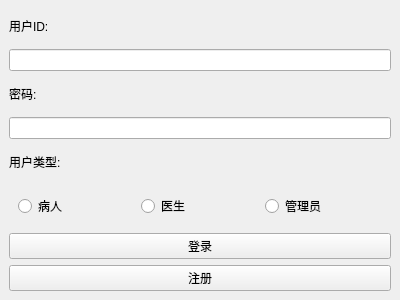
Before: the Qt Designer form system/ui/login_window.ui in MarkXuJQ/Pelvis-Fracture-Image-Segmentation, drawn with Qt 5.
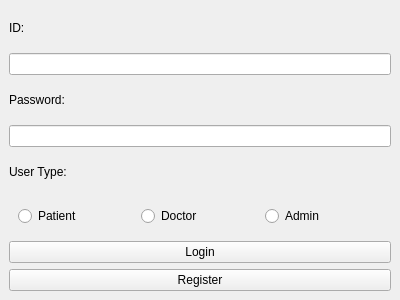
After: the same form once the commit is applied.

```diff
--- a/system/ui/login_window.ui
+++ b/system/ui/login_window.ui
@@ -18,7 +18,7 @@
     <item>
      <widget class="QLabel" name="user_id_label">
       <property name="text">
-       <string>用户ID:</string>
+       <string>ID:</string>
       </property>
      </widget>
     </item>
@@ -28,7 +28,7 @@
     <item>
      <widget class="QLabel" name="password_label">
       <property name="text">
-       <string>密码:</string>
+       <string>Password:</string>
       </property>
      </widget>
     </item>
@@ -42,7 +42,7 @@
     <item>
      <widget class="QLabel" name="user_type_label">
       <property name="text">
-       <string>用户类型:</string>
+       <string>User Type:</string>
       </property>
      </widget>
     </item>
@@ -53,21 +53,21 @@
        <item>
         <widget class="QRadioButton" name="patient_radio">
          <property name="text">
-          <string>病人</string>
+          <string>Patient</string>
          </property>
         </widget>
        </item>
        <item>
         <widget class="QRadioButton" name="doctor_radio">
          <property name="text">
-          <string>医生</string>
+          <string>Doctor</string>
          </property>
         </widget>
        </item>
        <item>
         <widget class="QRadioButton" name="admin_radio">
          <property name="text">
-          <string>管理员</string>
+          <string>Admin</string>
          </property>
         </widget>
        </item>
@@ -77,14 +77,14 @@
     <item>
      <widget class="QPushButton" name="login_button">
       <property name="text">
-       <string>登录</string>
+       <string>Login</string>
       </property>
      </widget>
     </item>
     <item>
      <widget class="QPushButton" name="register_button">
       <property name="text">
-       <string>注册</string>
+       <string>Register</string>
       </property>
      </widget>
     </item>
```
Left out of the diff: 2 changed lines with no effect on the pictures.
